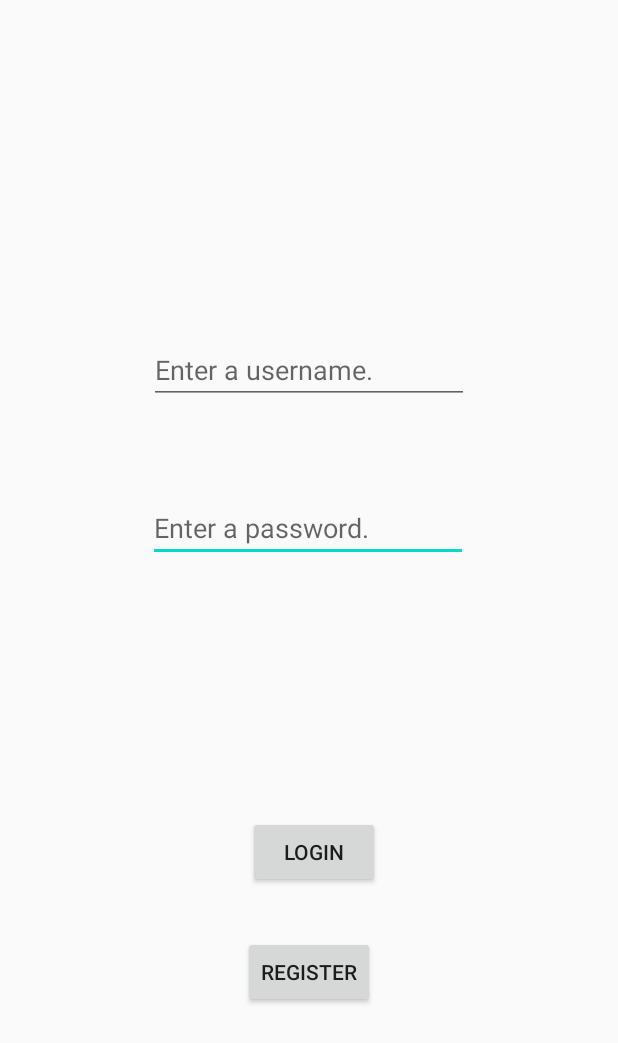
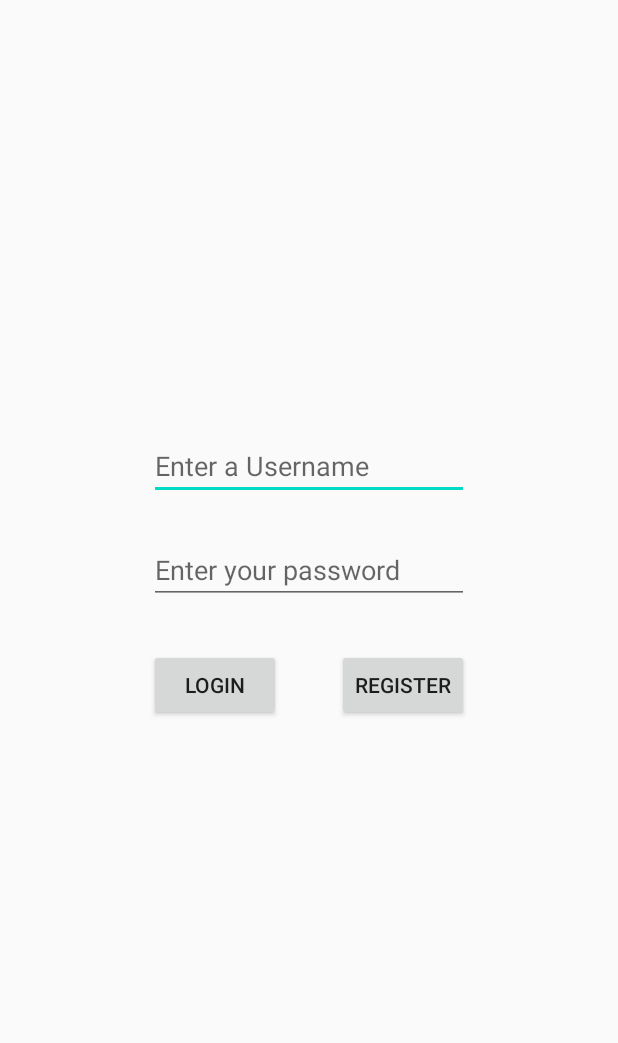
Before and after one commit to rdonohue/StarfinderOpenReference, an Android app: the layout fragment_login.xml on its own in the app's theme, with its tools: preview values and no code run, on a phone screen of 412 x 824 dp. Shown: the top 1043 px of the screen. Run offline under Robolectric (Android 15) with nearby library versions, the phone set to English and light mode, and no system bars.

Commit message:
refactored the interfaces and fixed the back button issue

```diff
--- a/app/src/main/java/edu/tacoma/uw/ryandon/starfinderopenreference/MainActivity.java
+++ b/app/src/main/java/edu/tacoma/uw/ryandon/starfinderopenreference/MainActivity.java
@@ -11,10 +11,6 @@ import android.widget.CompoundButton;
 import android.widget.ToggleButton;
 
 import java.util.logging.Level;
-
-import edu.tacoma.uw.ryandon.starfinderopenreference.filters.LevelFilterFragment;
-
-import edu.tacoma.uw.ryandon.starfinderopenreference.authenticate.SignInActivity;
 
 public class MainActivity extends AppCompatActivity {
 
--- /dev/null
+++ b/app/src/main/java/edu/tacoma/uw/ryandon/starfinderopenreference/authenticate/LoginFragmentListener.java
@@ -0,0 +1,6 @@
+package edu.tacoma.uw.ryandon.starfinderopenreference.authenticate;
+
+public interface LoginFragmentListener {
+    public void login(String email, String pwd);
+    public void register();
+}
--- a/app/src/main/java/edu/tacoma/uw/ryandon/starfinderopenreference/authenticate/MemberAddFragment.java
+++ b/app/src/main/java/edu/tacoma/uw/ryandon/starfinderopenreference/authenticate/MemberAddFragment.java
@@ -110,9 +110,5 @@ public class MemberAddFragment extends Fragment  {
         return v;
     }
 
-    public static interface MemberAddFragmentListener {
-         public void addMember(Members members);
-    }
-
 
 }
--- a/app/src/main/res/layout/activity_main.xml
+++ b/app/src/main/res/layout/activity_main.xml
@@ -165,8 +165,10 @@
         android:text="@string/button_search"
         app:layout_constraintBottom_toBottomOf="parent"
         app:layout_constraintEnd_toEndOf="parent"
-        app:layout_constraintHorizontal_bias="0.449"
-        app:layout_constraintStart_toStartOf="parent" />
+        app:layout_constraintHorizontal_bias="0.498"
+        app:layout_constraintStart_toStartOf="parent"
+        app:layout_constraintTop_toBottomOf="@+id/checkBox_cast_1min"
+        app:layout_constraintVertical_bias="1.0" />
 
     <CheckBox
         android:id="@+id/checkBox_class_mystic"
--- a/app/src/main/res/layout/fragment_login.xml
+++ b/app/src/main/res/layout/fragment_login.xml
@@ -6,50 +6,51 @@
     android:layout_height="match_parent"
     tools:context=".authenticate.LoginFragment">
 
-    <EditText
-        android:id="@+id/editTextPassword"
+    <Button
+        android:id="@+id/btn_register"
         android:layout_width="wrap_content"
         android:layout_height="wrap_content"
-        android:layout_marginTop="60dp"
-        android:ems="10"
-        android:hint="Enter a password."
-        android:inputType="textPassword"
-        app:layout_constraintEnd_toEndOf="parent"
-        app:layout_constraintHorizontal_bias="0.497"
-        app:layout_constraintStart_toStartOf="parent"
-        app:layout_constraintTop_toBottomOf="@+id/editTextUsername" />
+        android:text="@string/register_button"
+        app:layout_constraintBaseline_toBaselineOf="@+id/loginButton"
+        app:layout_constraintEnd_toEndOf="@+id/editTextPassword" />
+
+    <Button
+        android:id="@+id/loginButton"
+        android:layout_width="wrap_content"
+        android:layout_height="wrap_content"
+        android:text="@string/login_button"
+        app:layout_constraintBottom_toBottomOf="parent"
+        app:layout_constraintStart_toStartOf="@+id/editTextPassword"
+        app:layout_constraintTop_toBottomOf="@+id/editTextPassword"
+        app:layout_constraintVertical_bias=".08" />
 
     <EditText
         android:id="@+id/editTextUsername"
         android:layout_width="wrap_content"
         android:layout_height="wrap_content"
-        android:layout_marginTop="224dp"
+        android:layout_marginTop="288dp"
         android:ems="10"
-        android:hint="Enter a username."
-        android:inputType="textPersonName"
+        android:hint="@string/username_hint"
+        android:inputType="textEmailAddress"
+        app:layout_constraintEnd_toEndOf="@+id/editTextPassword"
+        app:layout_constraintHorizontal_bias="0.0"
+        app:layout_constraintStart_toStartOf="@+id/editTextPassword"
+        app:layout_constraintTop_toTopOf="parent"
+        android:autofillHints="" />
+
+    <EditText
+        android:id="@+id/editTextPassword"
+        android:layout_width="wrap_content"
+        android:layout_height="wrap_content"
+        android:layout_marginTop="24dp"
+        android:ems="10"
+        android:hint="@string/password_hint"
+        android:inputType="textPassword"
+        app:layout_constraintBottom_toBottomOf="parent"
         app:layout_constraintEnd_toEndOf="parent"
         app:layout_constraintStart_toStartOf="parent"
-        app:layout_constraintTop_toTopOf="parent" />
-
-    <Button
-        android:id="@+id/loginButton"
-        android:layout_width="wrap_content"
-        android:layout_height="wrap_content"
-        android:layout_marginBottom="32dp"
-        android:text="Login"
-        app:layout_constraintBottom_toTopOf="@+id/btn_register"
-        app:layout_constraintEnd_toEndOf="parent"
-        app:layout_constraintHorizontal_bias="0.51"
-        app:layout_constraintStart_toStartOf="parent" />
-
-    <Button
-        android:id="@+id/btn_register"
-        android:layout_width="wrap_content"
-        android:layout_height="wrap_content"
-        android:layout_marginBottom="152dp"
-        android:text="Register"
-        app:layout_constraintBottom_toBottomOf="parent"
-        app:layout_constraintEnd_toEndOf="parent"
-        app:layout_constraintStart_toStartOf="parent" />
+        app:layout_constraintTop_toBottomOf="@+id/editTextUsername"
+        app:layout_constraintVertical_bias="0.0"
+        android:autofillHints="" />
 
 </androidx.constraintlayout.widget.ConstraintLayout>
--- /dev/null
+++ b/app/src/main/res/values/login_strings.xml
@@ -0,0 +1,7 @@
+<?xml version="1.0" encoding="utf-8"?>
+<resources>
+    <string name="username_hint">Enter a Username</string>
+    <string name="password_hint">Enter your password</string>
+    <string name="login_button">LOGIN</string>
+    <string name="register_button">REGISTER</string>
+</resources>
```
Also changed, not shown: app/src/main/AndroidManifest.xml (+7 -3 lines), app/src/main/java/edu/tacoma/uw/ryandon/starfinderopenreference/authenticate/LoginFragment.java (+1 -10 lines), app/src/main/java/edu/tacoma/uw/ryandon/starfinderopenreference/authenticate/MemberAddFragmentListener.java (added, +7 -0 lines), app/src/main/java/edu/tacoma/uw/ryandon/starfinderopenreference/authenticate/RegisterActivity.java (+1 -9 lines), app/src/main/java/edu/tacoma/uw/ryandon/starfinderopenreference/authenticate/SignInActivity.java (+6 -28 lines), app/src/main/java/edu/tacoma/uw/ryandon/starfinderopenreference/filters/LevelFilterFragment.java (deleted, +0 -62 lines), app/src/main/java/edu/tacoma/uw/ryandon/starfinderopenreference/filters/SchoolFilterFragment.java (deleted, +0 -66 lines), app/src/main/res/layout/fragment_level_filter.xml (deleted, +0 -70 lines), app/src/main/res/layout/fragment_school_filter.xml (deleted, +0 -10 lines), 2 other files.
